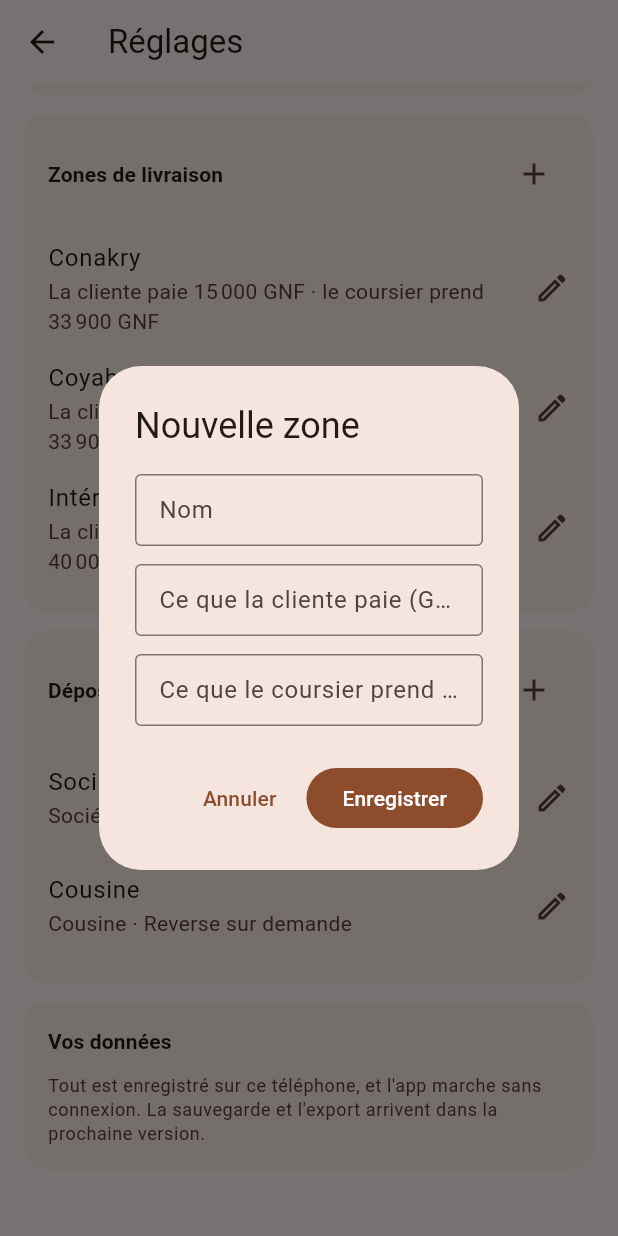
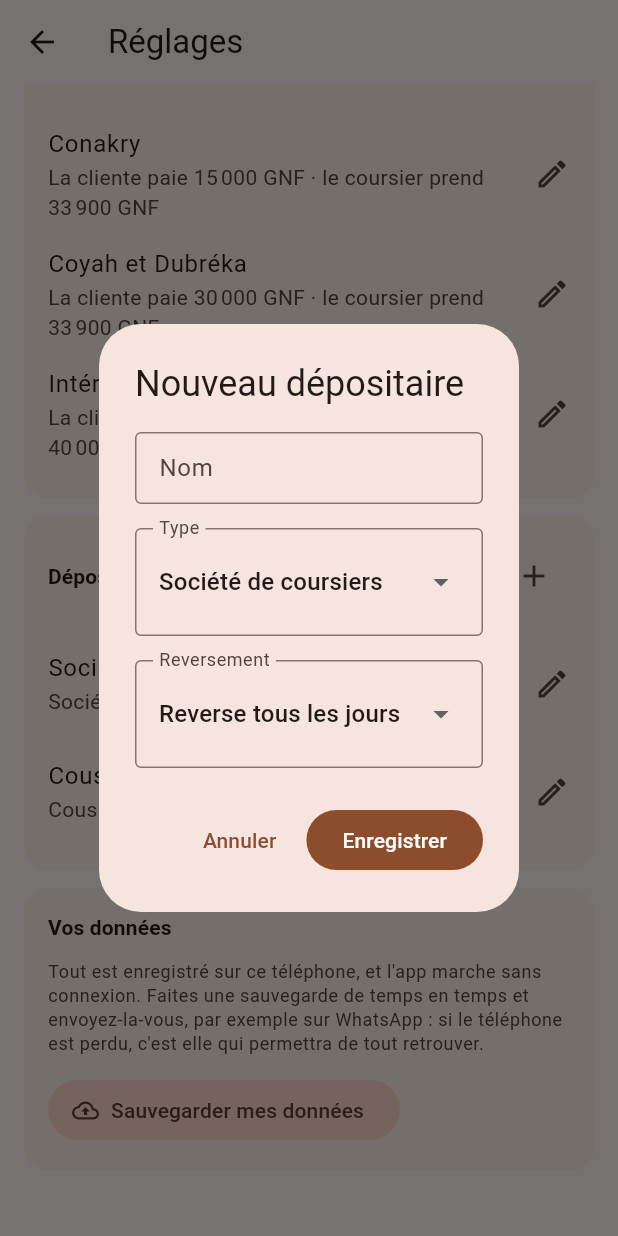
Before and after one commit to guilavoguil5-create/miracle-business, a Flutter app: the EcranReglages screen opened directly, scrolled down 576 dp, after a tap on the "add" icon, on a phone screen of 412 x 824 dp. Run offline on Flutter 3.47's test engine with Material 3 defaults, Android fonts, the phone set to English and light mode, and no system bars; our stand-ins replace drift, flutter_riverpod, share_plus; accounts and stored records are empty; generated files the repository leaves out were written again.

Commit message:
Sauvegarde des données, à s'envoyer sur WhatsApp
Ajoute un bouton de sauvegarde dans les réglages. Il recopie la base et ouvre
le partage d'Android, pour qu'elle puisse s'envoyer le fichier là où elle veut,
WhatsApp compris. C'est son argent et son stock : si le téléphone est perdu,
c'est cette copie qui permet de tout retrouver.

La base tourne en mode WAL, donc une partie de ce qui vient d'être écrit peut
encore être dans le journal et pas dans le fichier principal. On force donc
l'écriture avant de recopier, sinon la sauvegarde serait en retard sur la
réalité.

La restauration depuis une sauvegarde n'est pas encore dans l'app.

Fait aussi remonter la version de Flutter dans le résumé du job : les journaux
de la CI ne sont pas lisibles depuis cette session, alors que le résumé l'est.

Co-Authored-By: Claude Opus 5 (1M context) <noreply@anthropic.com>
Claude-Session: https://claude.ai/code/session_01ToXKLNQhVYvy85RUeJQJGv

```diff
--- a/lib/ecrans/reglages.dart
+++ b/lib/ecrans/reglages.dart
@@ -7,6 +7,7 @@ import '../commun/widgets.dart';
 import '../donnees/base.dart';
 import '../donnees/depot.dart';
 import '../donnees/fournisseurs.dart';
+import '../donnees/sauvegarde.dart';
 
 int _entier(String texte) =>
     int.tryParse(texte.replaceAll(RegExp(r'[^0-9]'), '')) ?? 0;
@@ -105,12 +106,20 @@ class EcranReglages extends ConsumerWidget {
           ),
           Bloc(
             titre: 'Vos données',
-            enfant: Text(
-              'Tout est enregistré sur ce téléphone, et l\'app marche sans '
-              'connexion. La sauvegarde et l\'export arrivent dans la '
-              'prochaine version.',
-              style: theme.textTheme.bodySmall
-                  ?.copyWith(color: theme.colorScheme.onSurfaceVariant),
+            enfant: Column(
+              crossAxisAlignment: CrossAxisAlignment.start,
+              children: [
+                Text(
+                  'Tout est enregistré sur ce téléphone, et l\'app marche sans '
+                  'connexion. Faites une sauvegarde de temps en temps et '
+                  'envoyez-la-vous, par exemple sur WhatsApp : si le téléphone '
+                  'est perdu, c\'est elle qui permettra de tout retrouver.',
+                  style: theme.textTheme.bodySmall
+                      ?.copyWith(color: theme.colorScheme.onSurfaceVariant),
+                ),
+                const SizedBox(height: 12),
+                const _BoutonSauvegarde(),
+              ],
             ),
           ),
         ],
@@ -408,3 +417,40 @@ class _DialogueDepositaireState extends State<_DialogueDepositaire> {
     );
   }
 }
+
+/// Sauvegarde : on recopie la base et on laisse Android proposer où l'envoyer.
+class _BoutonSauvegarde extends ConsumerStatefulWidget {
+  const _BoutonSauvegarde();
+
+  @override
+  ConsumerState<_BoutonSauvegarde> createState() => _BoutonSauvegardeState();
+}
+
+class _BoutonSauvegardeState extends ConsumerState<_BoutonSauvegarde> {
+  bool _enCours = false;
+
+  Future<void> _sauvegarder() async {
+    final messager = ScaffoldMessenger.of(context);
+    setState(() => _enCours = true);
+    try {
+      await partagerSauvegarde(ref.read(baseProvider));
+    } on SauvegardeImpossible catch (e) {
+      messager.showSnackBar(SnackBar(content: Text(e.message)));
+    } catch (_) {
+      messager.showSnackBar(
+        const SnackBar(content: Text('La sauvegarde n\'a pas pu se faire.')),
+      );
+    } finally {
+      if (mounted) setState(() => _enCours = false);
+    }
+  }
+
+  @override
+  Widget build(BuildContext context) {
+    return FilledButton.tonalIcon(
+      onPressed: _enCours ? null : _sauvegarder,
+      icon: const Icon(Icons.backup_outlined),
+      label: Text(_enCours ? 'Préparation…' : 'Sauvegarder mes données'),
+    );
+  }
+}
--- a/pubspec.yaml
+++ b/pubspec.yaml
@@ -16,6 +16,7 @@ dependencies:
   path_provider: ">=2.1.0"
   path: ">=1.9.0"
   flutter_riverpod: ^2.5.0
+  share_plus: ">=12.0.0"
 
 dev_dependencies:
   flutter_test:
```
Also changed, not shown: lib/donnees/base.dart (+9 -3 lines), lib/donnees/sauvegarde.dart (added, +57 -0 lines), 1 other file.
